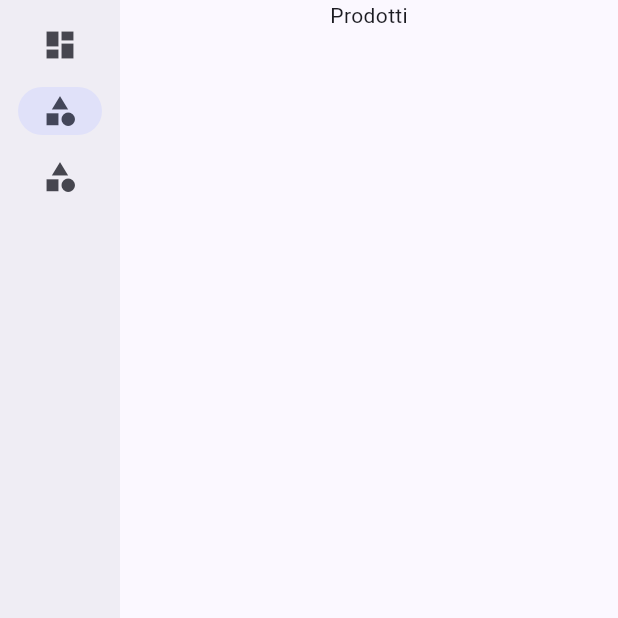
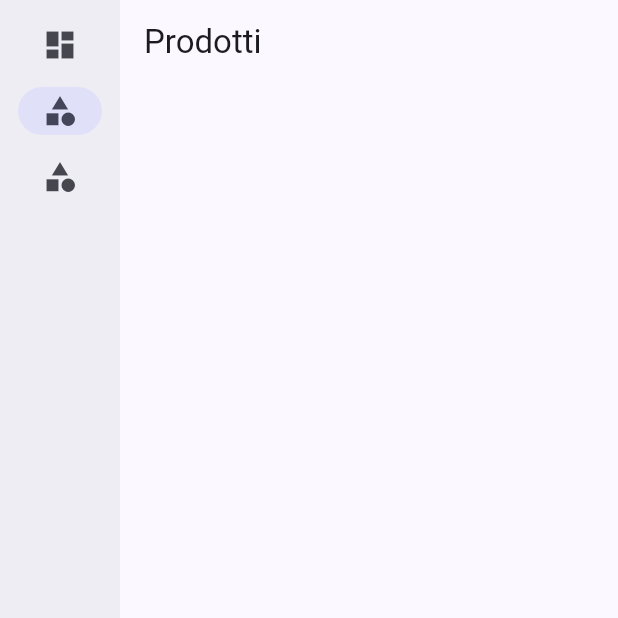
Before and after one commit to alifnaiech/Gemiflow.APP, a Flutter app: the screen it shows after launch, after a tap on "Prodotti", on a phone screen of 412 x 824 dp, the top half of it. Run offline on Flutter 3.47's test engine with Material 3 defaults, Android fonts, the light colour scheme and no system bars; our stand-ins replace flutter_dotenv; network calls fail.

Commit message:
feat: add products, products categories (WIP)

```diff
--- a/lib/features/dashboard/pages/dashboard_page.dart
+++ b/lib/features/dashboard/pages/dashboard_page.dart
@@ -5,10 +5,8 @@ class DashboardPage extends StatelessWidget {
 
   @override
   Widget build(BuildContext context) {
-    return Column(
-      children: [
-        Text("Dashboard page")
-      ],
+    return Scaffold(
+      appBar: AppBar(title: const Text("Dashboard"),),
     );
   }
 }
--- a/lib/features/home/pages/home_page.dart
+++ b/lib/features/home/pages/home_page.dart
@@ -1,5 +1,5 @@
 import 'package:flutter/material.dart';
-import 'package:gemiflow/features/categories/pages/categories_page.dart';
+import 'package:gemiflow/features/products_cateogries/pages/categories_page.dart';
 import 'package:gemiflow/features/dashboard/pages/dashboard_page.dart';
 import 'package:gemiflow/features/products/pages/products_page.dart';
 
--- a/lib/features/products/pages/products_page.dart
+++ b/lib/features/products/pages/products_page.dart
@@ -1,14 +1,17 @@
 import 'package:flutter/material.dart';
 
-class ProductsPage extends StatelessWidget {
+class ProductsPage extends StatefulWidget {
   const ProductsPage({super.key});
 
   @override
+  State<ProductsPage> createState() => _ProductsPageState();
+}
+
+class _ProductsPageState extends State<ProductsPage> {
+  @override
   Widget build(BuildContext context) {
-    return Column(
-      children: [
-        Text("Prodotti")
-      ],
+    return Scaffold(
+      appBar: AppBar(title: const Text("Prodotti")),
     );
   }
 }
--- a/lib/main.dart
+++ b/lib/main.dart
@@ -1,7 +1,9 @@
 import 'package:flutter/material.dart';
 import 'package:gemiflow/features/home/pages/home_page.dart';
+import 'package:flutter_dotenv/flutter_dotenv.dart';
 
-void main() {
+Future<void> main() async {
+  await dotenv.load(fileName: ".env");
   runApp(const MyApp());
 }
 
@@ -13,7 +15,7 @@ class MyApp extends StatelessWidget {
   Widget build(BuildContext context) {
     return MaterialApp(
       debugShowCheckedModeBanner: false,
-      title: 'Flutter Demo',
+      title: 'Gemiflow',
       theme: ThemeData(
         colorScheme: ColorScheme.fromSeed(seedColor: Colors.indigo),
         useMaterial3: true,
--- a/pubspec.yaml
+++ b/pubspec.yaml
@@ -36,6 +36,7 @@ dependencies:
   cupertino_icons: ^1.0.8
   http: ^1.5.0
   json_annotation: ^4.9.0
+  flutter_dotenv: ^6.0.0
 
 dev_dependencies:
   flutter_test:
```
Also changed, not shown: lib/features/categories/pages/categories_page.dart (deleted, +0 -14 lines), lib/features/products_cateogries/models/products_categories_model.dart (added, +21 -0 lines), lib/features/products_cateogries/pages/categories_page.dart (added, +57 -0 lines), lib/features/products_cateogries/repositories/products_categories_repository.dart (added, +18 -0 lines), lib/features/products_cateogries/services/products_categories_service.dart (added, +22 -0 lines), lib/features/products_cateogries/models/products_categories_model.g.dart (added), lib/shared/models/services/product_category_service.dart (added), pubspec.lock, 1 other file.
